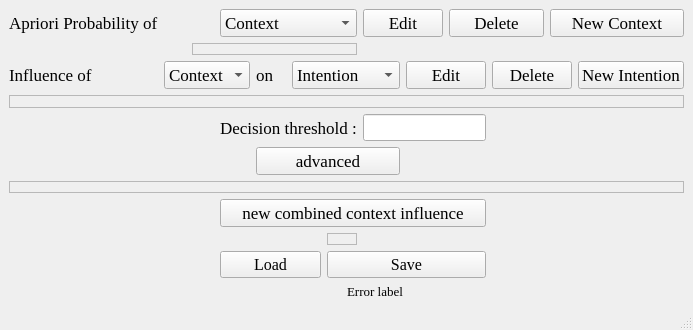
Before: the Qt Designer form CoBaIR/configurator.ui in dfki-ric/CoBaIR, drawn with Qt 5.
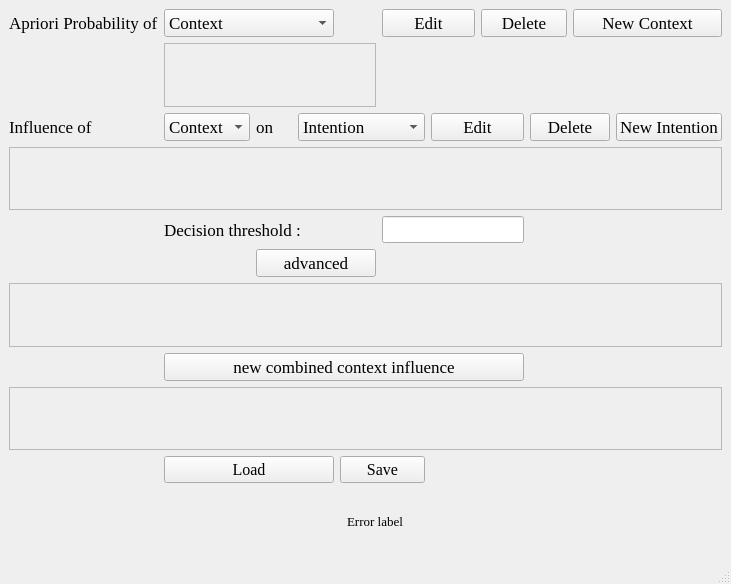
After: the same form once the commit is applied.

Commit message: Graph in the middle

```diff
--- a/CoBaIR/configurator.ui
+++ b/CoBaIR/configurator.ui
@@ -6,8 +6,8 @@
    <rect>
     <x>0</x>
     <y>0</y>
-    <width>693</width>
-    <height>330</height>
+    <width>731</width>
+    <height>584</height>
    </rect>
   </property>
   <property name="font">
@@ -20,7 +20,38 @@
   </property>
   <widget class="QWidget" name="centralwidget">
    <layout class="QGridLayout" name="gridLayout">
-    <item row="0" column="7" colspan="2">
+    <item row="0" column="0">
+     <widget class="QLabel" name="intention_label_frame_2">
+      <property name="font">
+       <font>
+        <family>Times New Roman</family>
+        <pointsize>13</pointsize>
+       </font>
+      </property>
+      <property name="text">
+       <string>Apriori Probability of</string>
+      </property>
+      <property name="buddy">
+       <cstring>influencing_context_selection</cstring>
+      </property>
+     </widget>
+    </item>
+    <item row="0" column="1" colspan="3">
+     <widget class="QComboBox" name="context_selection">
+      <property name="font">
+       <font>
+        <family>Times New Roman</family>
+        <pointsize>13</pointsize>
+       </font>
+      </property>
+      <item>
+       <property name="text">
+        <string>Context</string>
+       </property>
+      </item>
+     </widget>
+    </item>
+    <item row="0" column="5" colspan="2">
      <widget class="QPushButton" name="edit_context_button">
       <property name="font">
        <font>
@@ -33,20 +64,7 @@
       </property>
      </widget>
     </item>
-    <item row="10" column="3" colspan="3">
-     <widget class="QPushButton" name="load_button">
-      <property name="font">
-       <font>
-        <family>Times New Roman</family>
-        <pointsize>12</pointsize>
-       </font>
-      </property>
-      <property name="text">
-       <string>Load</string>
-      </property>
-     </widget>
-    </item>
-    <item row="0" column="9" colspan="3">
+    <item row="0" column="7" colspan="2">
      <widget class="QPushButton" name="delete_context_button">
       <property name="font">
        <font>
@@ -59,30 +77,7 @@
       </property>
      </widget>
     </item>
-    <item row="1" column="2" colspan="5">
-     <widget class="QFrame" name="frame_2">
-      <property name="frameShape">
-       <enum>QFrame::StyledPanel</enum>
-      </property>
-      <property name="frameShadow">
-       <enum>QFrame::Raised</enum>
-      </property>
-     </widget>
-    </item>
-    <item row="2" column="10" colspan="3">
-     <widget class="QPushButton" name="delete_intention_button">
-      <property name="font">
-       <font>
-        <family>Times New Roman</family>
-        <pointsize>13</pointsize>
-       </font>
-      </property>
-      <property name="text">
-       <string>Delete</string>
-      </property>
-     </widget>
-    </item>
-    <item row="0" column="12" colspan="2">
+    <item row="0" column="9" colspan="2">
      <widget class="QPushButton" name="new_context_button">
       <property name="font">
        <font>
@@ -95,6 +90,16 @@
       </property>
      </widget>
     </item>
+    <item row="1" column="1" colspan="4">
+     <widget class="QFrame" name="frame_2">
+      <property name="frameShape">
+       <enum>QFrame::StyledPanel</enum>
+      </property>
+      <property name="frameShadow">
+       <enum>QFrame::Raised</enum>
+      </property>
+     </widget>
+    </item>
     <item row="2" column="0">
      <widget class="QLabel" name="intention_label_frame">
       <property name="font">
@@ -111,46 +116,7 @@
       </property>
      </widget>
     </item>
-    <item row="4" column="3" colspan="4">
-     <widget class="QLabel" name="context_instantiations_3">
-      <property name="font">
-       <font>
-        <family>Times New Roman</family>
-        <pointsize>13</pointsize>
-       </font>
-      </property>
-      <property name="text">
-       <string>Decision threshold :</string>
-      </property>
-     </widget>
-    </item>
-    <item row="2" column="13">
-     <widget class="QPushButton" name="new_intention_button">
-      <property name="font">
-       <font>
-        <family>Times New Roman</family>
-        <pointsize>13</pointsize>
-       </font>
-      </property>
-      <property name="text">
-       <string>New Intention</string>
-      </property>
-     </widget>
-    </item>
-    <item row="2" column="8" colspan="2">
-     <widget class="QPushButton" name="edit_intention_button">
-      <property name="font">
-       <font>
-        <family>Times New Roman</family>
-        <pointsize>13</pointsize>
-       </font>
-      </property>
-      <property name="text">
-       <string>Edit</string>
-      </property>
-     </widget>
-    </item>
-    <item row="2" column="1" colspan="3">
+    <item row="2" column="1">
      <widget class="QComboBox" name="influencing_context_selection">
       <property name="font">
        <font>
@@ -165,60 +131,7 @@
       </item>
      </widget>
     </item>
-    <item row="4" column="7" colspan="3">
-     <widget class="QLineEdit" name="decision_threshold_entry">
-      <property name="font">
-       <font>
-        <pointsize>12</pointsize>
-       </font>
-      </property>
-      <property name="text">
-       <string/>
-      </property>
-     </widget>
-    </item>
-    <item row="2" column="5" colspan="3">
-     <widget class="QComboBox" name="intention_selection">
-      <property name="font">
-       <font>
-        <family>Times New Roman</family>
-        <pointsize>13</pointsize>
-       </font>
-      </property>
-      <item>
-       <property name="text">
-        <string>Intention</string>
-       </property>
-      </item>
-     </widget>
-    </item>
-    <item row="7" column="3" colspan="7">
-     <widget class="QPushButton" name="advanced_new_button">
-      <property name="font">
-       <font>
-        <family>Times New Roman</family>
-        <pointsize>13</pointsize>
-       </font>
-      </property>
-      <property name="text">
-       <string>new combined context influence</string>
-      </property>
-     </widget>
-    </item>
-    <item row="11" column="0" colspan="14">
-     <widget class="QLabel" name="error_label">
-      <property name="font">
-       <font>
-        <family>Times New Roman</family>
-        <pointsize>10</pointsize>
-       </font>
-      </property>
-      <property name="text">
-       <string>                                                                                                        Error label</string>
-      </property>
-     </widget>
-    </item>
-    <item row="2" column="4">
+    <item row="2" column="2">
      <widget class="QLabel" name="label_3">
       <property name="font">
        <font>
@@ -231,8 +144,8 @@
       </property>
      </widget>
     </item>
-    <item row="0" column="3" colspan="4">
-     <widget class="QComboBox" name="context_selection">
+    <item row="2" column="3" colspan="3">
+     <widget class="QComboBox" name="intention_selection">
       <property name="font">
        <font>
         <family>Times New Roman</family>
@@ -241,36 +154,39 @@
       </property>
       <item>
        <property name="text">
-        <string>Context</string>
+        <string>Intention</string>
        </property>
       </item>
      </widget>
     </item>
-    <item row="10" column="6" colspan="4">
-     <widget class="QPushButton" name="save_button">
+    <item row="2" column="6" colspan="2">
+     <widget class="QPushButton" name="edit_intention_button">
       <property name="font">
        <font>
         <family>Times New Roman</family>
-        <pointsize>12</pointsize>
+        <pointsize>13</pointsize>
        </font>
       </property>
       <property name="text">
-       <string>Save</string>
+       <string>Edit</string>
       </property>
      </widget>
     </item>
-    <item row="6" column="0" colspan="14">
-     <widget class="QFrame" name="frame_3">
-      <property name="frameShape">
-       <enum>QFrame::StyledPanel</enum>
+    <item row="2" column="8" colspan="2">
+     <widget class="QPushButton" name="delete_intention_button">
+      <property name="font">
+       <font>
+        <family>Times New Roman</family>
+        <pointsize>13</pointsize>
+       </font>
       </property>
-      <property name="frameShadow">
-       <enum>QFrame::Raised</enum>
+      <property name="text">
+       <string>Delete</string>
       </property>
      </widget>
     </item>
-    <item row="0" column="0">
-     <widget class="QLabel" name="intention_label_frame_2">
+    <item row="2" column="10">
+     <widget class="QPushButton" name="new_intention_button">
       <property name="font">
        <font>
         <family>Times New Roman</family>
@@ -278,14 +194,11 @@
        </font>
       </property>
       <property name="text">
-       <string>Apriori Probability of</string>
+       <string>New Intention</string>
       </property>
-      <property name="buddy">
-       <cstring>influencing_context_selection</cstring>
-      </property>
      </widget>
     </item>
-    <item row="3" column="0" colspan="14">
+    <item row="3" column="0" colspan="11">
      <widget class="QFrame" name="frame">
       <property name="frameShape">
        <enum>QFrame::StyledPanel</enum>
@@ -295,7 +208,32 @@
       </property>
      </widget>
     </item>
-    <item row="5" column="4" colspan="4">
+    <item row="4" column="1" colspan="4">
+     <widget class="QLabel" name="context_instantiations_3">
+      <property name="font">
+       <font>
+        <family>Times New Roman</family>
+        <pointsize>13</pointsize>
+       </font>
+      </property>
+      <property name="text">
+       <string>Decision threshold :</string>
+      </property>
+     </widget>
+    </item>
+    <item row="4" column="5" colspan="3">
+     <widget class="QLineEdit" name="decision_threshold_entry">
+      <property name="font">
+       <font>
+        <pointsize>12</pointsize>
+       </font>
+      </property>
+      <property name="text">
+       <string/>
+      </property>
+     </widget>
+    </item>
+    <item row="5" column="2" colspan="3">
      <widget class="QPushButton" name="advanced_label">
       <property name="font">
        <font>
@@ -311,7 +249,33 @@
       </property>
      </widget>
     </item>
-    <item row="9" column="6">
+    <item row="6" column="0" colspan="11">
+     <widget class="QFrame" name="frame_3">
+      <property name="enabled">
+       <bool>true</bool>
+      </property>
+      <property name="frameShape">
+       <enum>QFrame::StyledPanel</enum>
+      </property>
+      <property name="frameShadow">
+       <enum>QFrame::Raised</enum>
+      </property>
+     </widget>
+    </item>
+    <item row="7" column="1" colspan="7">
+     <widget class="QPushButton" name="advanced_new_button">
+      <property name="font">
+       <font>
+        <family>Times New Roman</family>
+        <pointsize>13</pointsize>
+       </font>
+      </property>
+      <property name="text">
+       <string>new combined context influence</string>
+      </property>
+     </widget>
+    </item>
+    <item row="8" column="0" colspan="11">
      <widget class="QFrame" name="canvas_frame">
       <property name="frameShape">
        <enum>QFrame::StyledPanel</enum>
@@ -319,6 +283,46 @@
       <property name="frameShadow">
        <enum>QFrame::Raised</enum>
       </property>
+      <zorder>frame</zorder>
+     </widget>
+    </item>
+    <item row="9" column="1" colspan="3">
+     <widget class="QPushButton" name="load_button">
+      <property name="font">
+       <font>
+        <family>Times New Roman</family>
+        <pointsize>12</pointsize>
+       </font>
+      </property>
+      <property name="text">
+       <string>Load</string>
+      </property>
+     </widget>
+    </item>
+    <item row="9" column="4" colspan="2">
+     <widget class="QPushButton" name="save_button">
+      <property name="font">
+       <font>
+        <family>Times New Roman</family>
+        <pointsize>12</pointsize>
+       </font>
+      </property>
+      <property name="text">
+       <string>Save</string>
+      </property>
+     </widget>
+    </item>
+    <item row="10" column="0" colspan="6">
+     <widget class="QLabel" name="error_label">
+      <property name="font">
+       <font>
+        <family>Times New Roman</family>
+        <pointsize>10</pointsize>
+       </font>
+      </property>
+      <property name="text">
+       <string>                                                                                                        Error label</string>
+      </property>
      </widget>
     </item>
    </layout>
@@ -328,8 +332,8 @@
     <rect>
      <x>0</x>
      <y>0</y>
-     <width>693</width>
-     <height>7</height>
+     <width>731</width>
+     <height>11</height>
     </rect>
    </property>
   </widget>
```
The commit also changes 1 other file.
